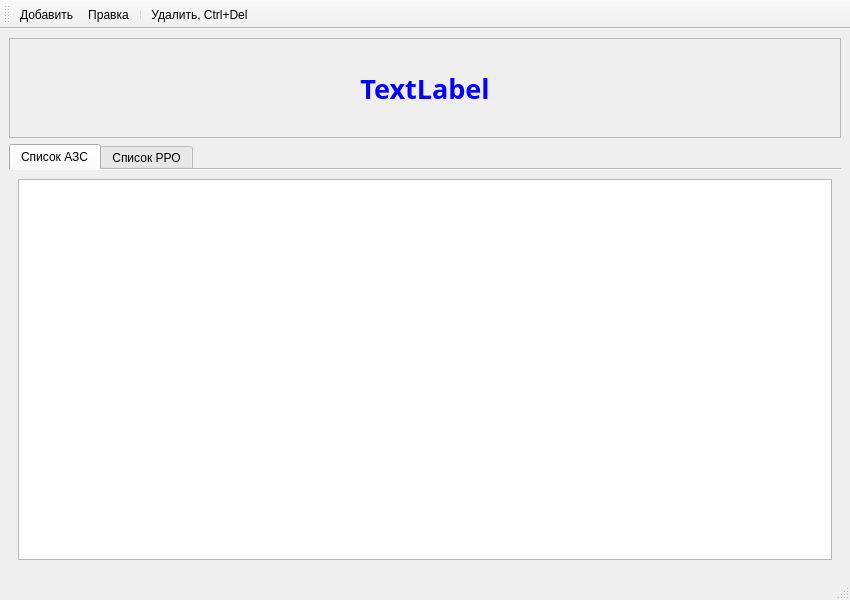
Old version of the form objectwindow.ui in the repository rust3128/HotlineDesktopOld.
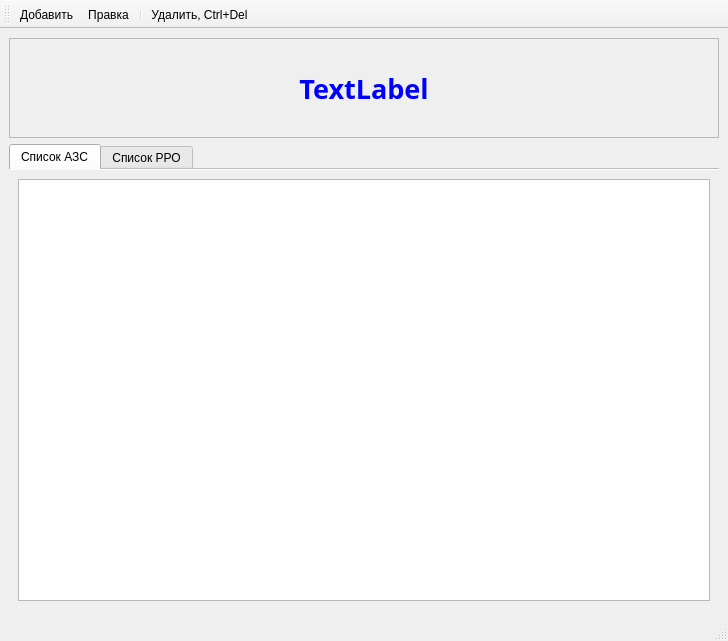
New version of the form. Icons and pictures are not drawn.

```diff
--- a/objectwindow.ui
+++ b/objectwindow.ui
@@ -9,8 +9,8 @@
    <rect>
     <x>0</x>
     <y>0</y>
-    <width>850</width>
-    <height>600</height>
+    <width>728</width>
+    <height>641</height>
    </rect>
   </property>
   <property name="sizePolicy">
```
Left out of the diff: 8 changed lines with no effect on the pictures.
